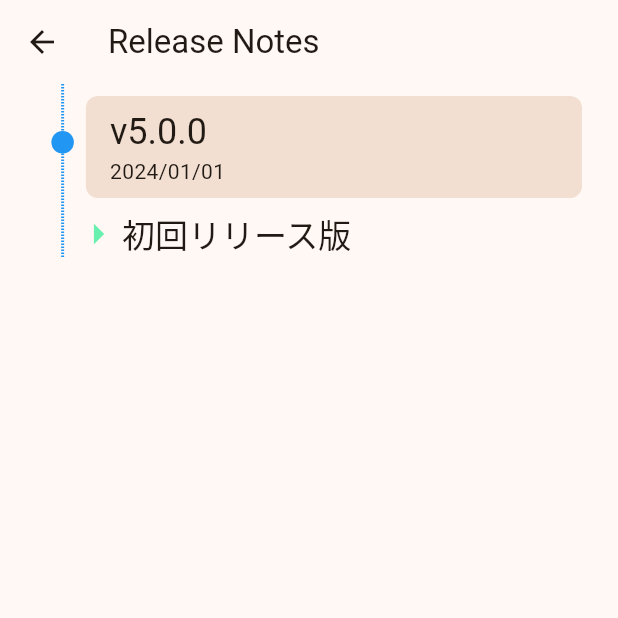
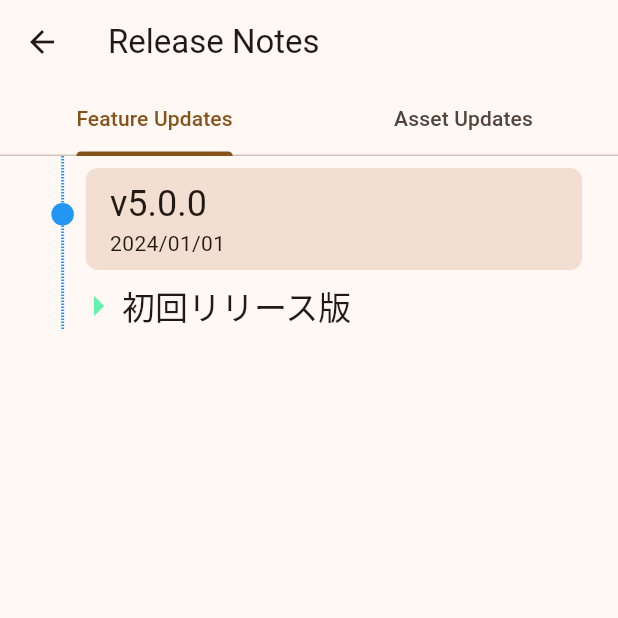
Before and after one commit to chika3742/genshin_material, a Flutter app: the ReleaseNotesPage screen opened by its route, on a phone screen of 412 x 824 dp, the top half of it. Run offline on Flutter 3.47's test engine with Material 3 defaults, Android fonts, the phone set to English and light mode, and no system bars; drawn by our look-alikes of timelines; our stand-ins replace flutter_riverpod, freezed_annotation, go_router, material_symbols_icons, package_info_plus, riverpod_annotation and 1 more; missing offline and left inert: flutter_custom_tabs; generated files the repository leaves out were written again; network calls fail.

Commit message:
feat: アセットのリリースノートを表示できるように

```diff
--- /dev/null
+++ b/lib/components/center_error.dart
@@ -0,0 +1,19 @@
+import "package:flutter/material.dart";
+
+import "../i18n/strings.g.dart";
+
+class CenterError extends StatelessWidget {
+  final Object error;
+
+  const CenterError(this.error, {super.key});
+
+  @override
+  Widget build(BuildContext context) {
+    return Center(
+      child: Padding(
+        padding: const EdgeInsets.all(32.0),
+        child: Text("${tr.common.error} ($error)"),
+      ),
+    );
+  }
+}
--- /dev/null
+++ b/lib/components/release_notes_timeline.dart
@@ -0,0 +1,85 @@
+import "package:flutter/material.dart";
+import "package:timelines/timelines.dart";
+
+import "../models/release_note.dart";
+import "release_note_contents.dart";
+
+class ReleaseNotesTimeline extends StatefulWidget {
+  final List<ReleaseNote> items;
+
+  const ReleaseNotesTimeline({super.key, required this.items});
+
+  @override
+  State<ReleaseNotesTimeline> createState() => _ReleaseNotesTimelineState();
+}
+
+class _ReleaseNotesTimelineState extends State<ReleaseNotesTimeline> {
+  final tlContentsKeys = <int, GlobalKey>{};
+  Map<int, double>? tlContentsHeights;
+
+  @override
+  Widget build(BuildContext context) {
+    if (tlContentsHeights == null) {
+      WidgetsBinding.instance.addPostFrameCallback((_) {
+        setState(() {
+          tlContentsHeights = <int, double>{};
+          tlContentsKeys.forEach((key, value) {
+            tlContentsHeights![key] = (value.currentContext!.findRenderObject() as RenderBox).size.height;
+          });
+        });
+      });
+    }
+
+    return Padding(
+      padding: const EdgeInsets.symmetric(horizontal: 16.0),
+      child: Timeline.tileBuilder(
+        builder: TimelineTileBuilder.connectedFromStyle(
+          itemCount: widget.items.length,
+          firstConnectorStyle: ConnectorStyle.dashedLine,
+          lastConnectorStyle: ConnectorStyle.dashedLine,
+          nodePositionBuilder: (context, index) => 0.05,
+          connectorStyleBuilder: (context, index) => ConnectorStyle.solidLine,
+          indicatorStyleBuilder: (context, index) {
+            return index % 2 == 0 ? IndicatorStyle.dot : IndicatorStyle.outlined;
+          },
+          indicatorPositionBuilder: (context, index) {
+            final widgetHeight = tlContentsHeights?[index];
+            if (widgetHeight == null) {
+              return 0;
+            }
+
+            const top = 36;
+
+            return top / widgetHeight;
+          },
+          contentsBuilder: (context, index) {
+            return Column(
+              key: tlContentsKeys[index] ??= GlobalKey(),
+              children: [
+                Container(
+                  decoration: BoxDecoration(
+                    color: Theme.of(context).colorScheme.surfaceVariant,
+                    borderRadius: BorderRadius.circular(8),
+                  ),
+                  padding: const EdgeInsets.symmetric(vertical: 8, horizontal: 16),
+                  margin: const EdgeInsets.all(8),
+                  child: Column(
+                    crossAxisAlignment: CrossAxisAlignment.stretch,
+                    children: [
+                      Text(
+                        "v${widget.items[index].version}",
+                        style: Theme.of(context).textTheme.headlineSmall,
+                      ),
+                      Text(widget.items[index].releasedOn),
+                    ],
+                  ),
+                ),
+                ReleaseNoteContents(contentsText: widget.items[index].contents),
+              ],
+            );
+          },
+        ),
+      ),
+    );
+  }
+}
--- a/lib/i18n/strings.i18n.yaml
+++ b/lib/i18n/strings.i18n.yaml
@@ -1,6 +1,7 @@
 common:
   tos: 利用規約
   privacyPolicy: プライバシーポリシー
+  error: エラーが発生しました。
 updates:
   downloading: データ更新をダウンロードしています…
   failed: データ更新に失敗しました。アプリを再起動すると再試行します。
@@ -20,3 +21,6 @@ pages:
   releaseNotes: 更新履歴
 morePage:
   accountDesc: ブックマーク等をデバイス間で同期できます。
+releaseNotesPage:
+  featureUpdates: 機能更新
+  assetUpdates: データ更新
--- a/lib/i18n/strings_en.i18n.yaml
+++ b/lib/i18n/strings_en.i18n.yaml
@@ -1,6 +1,7 @@
 common:
   tos: Terms of Use
   privacyPolicy: Privacy Policy
+  error: An error occurred.
 updates:
   downloading: Downloading data updates...
   failed: Failed to update data. Restarting app to retry.
@@ -20,3 +21,6 @@ pages:
   releaseNotes: Release Notes
 morePage:
   accountDesc: You can sync bookmarks etc. between devices.
+releaseNotesPage:
+  featureUpdates: Feature Updates
+  assetUpdates: Asset Updates
--- a/lib/pages/release_notes.dart
+++ b/lib/pages/release_notes.dart
@@ -1,105 +1,72 @@
 import "package:flutter/material.dart";
 import "package:flutter_riverpod/flutter_riverpod.dart";
-import "package:timelines/timelines.dart";
 
-import "../components/release_note_contents.dart";
+import "../components/center_error.dart";
+import "../components/data_asset_scope.dart";
+import "../components/release_notes_timeline.dart";
 import "../i18n/strings.g.dart";
 import "../models/release_note.dart";
 import "../providers/versions.dart";
 
-class ReleaseNotesPage extends ConsumerStatefulWidget {
+class ReleaseNotesPage extends StatefulWidget {
   const ReleaseNotesPage({super.key});
 
   @override
-  ConsumerState<ReleaseNotesPage> createState() => _ReleaseNotesPageState();
+  State<ReleaseNotesPage> createState() => _ReleaseNotesPageState();
 }
 
-class _ReleaseNotesPageState extends ConsumerState<ReleaseNotesPage> {
-@override
+class _ReleaseNotesPageState extends State<ReleaseNotesPage> with SingleTickerProviderStateMixin {
+  static final _tabs = [
+    Tab(text: tr.releaseNotesPage.featureUpdates),
+    Tab(text: tr.releaseNotesPage.assetUpdates),
+  ];
+
+  late TabController _tabController;
+
+  @override
+  void initState() {
+    super.initState();
+    _tabController = TabController(length: _tabs.length, vsync: this);
+  }
+
+  @override
   Widget build(BuildContext context) {
-    final releaseNotes = ref.watch(featuresReleaseNotesDataProvider);
-
     return Scaffold(
       appBar: AppBar(
         title: Text(tr.pages.releaseNotes),
+        bottom: TabBar(
+          controller: _tabController,
+          tabs: _tabs,
+        ),
       ),
-      body: switch (releaseNotes) {
-        AsyncData(:final value) => Padding(
-          padding: const EdgeInsets.symmetric(horizontal: 16.0),
-          child: buildTimeline(value),
-        ),
-        AsyncError() => const Center(
-            child: Text("Failed to load release notes"),
+      body: TabBarView(
+        controller: _tabController,
+        children: [
+          _ReleaseNotesTab(provider: featuresReleaseNotesDataProvider),
+          DataAssetScope(
+            child: _ReleaseNotesTab(provider: assetsReleaseNotesDataProvider),
           ),
-        _ => const Center(
-            child: CircularProgressIndicator(),
-          ),
-      },
-    );
-  }
-
-  final tlContentsKeys = <int, GlobalKey>{};
-  Map<int, double>? tlContentsHeights;
-
-  Widget buildTimeline(List<ReleaseNote> releaseNotes) {
-    if (tlContentsHeights == null) {
-      WidgetsBinding.instance.addPostFrameCallback((_) {
-        setState(() {
-          tlContentsHeights = <int, double>{};
-          tlContentsKeys.forEach((key, value) {
-            tlContentsHeights![key] = (value.currentContext!.findRenderObject() as RenderBox).size.height;
-          });
-        });
-      });
-    }
-
-    return Timeline.tileBuilder(
-      builder: TimelineTileBuilder.connectedFromStyle(
-        itemCount: releaseNotes.length,
-        firstConnectorStyle: ConnectorStyle.dashedLine,
-        lastConnectorStyle: ConnectorStyle.dashedLine,
-        nodePositionBuilder: (context, index) => 0.05,
-        connectorStyleBuilder: (context, index) => ConnectorStyle.solidLine,
-        indicatorStyleBuilder: (context, index) {
-          return index % 2 == 0 ? IndicatorStyle.dot : IndicatorStyle.outlined;
-        },
-        indicatorPositionBuilder: (context, index) {
-          final widgetHeight = tlContentsHeights?[index];
-          if (widgetHeight == null) {
-            return 0;
-          }
-
-          const top = 36;
-
-          return top / widgetHeight;
-        },
-        contentsBuilder: (context, index) {
-          return Column(
-            key: tlContentsKeys[index] ??= GlobalKey(),
-            children: [
-              Container(
-                decoration: BoxDecoration(
-                  color: Theme.of(context).colorScheme.surfaceVariant,
-                  borderRadius: BorderRadius.circular(8),
-                ),
-                padding: const EdgeInsets.symmetric(vertical: 8, horizontal: 16),
-                margin: const EdgeInsets.all(8),
-                child: Column(
-                  crossAxisAlignment: CrossAxisAlignment.stretch,
-                  children: [
-                    Text(
-                      "v${releaseNotes[index].version}",
-                      style: Theme.of(context).textTheme.headlineSmall,
-                    ),
-                    Text(releaseNotes[index].releasedOn),
-                  ],
-                ),
-              ),
-              ReleaseNoteContents(contentsText: releaseNotes[index].contents),
-            ],
-          );
-        },
+        ],
       ),
     );
   }
 }
+
+class _ReleaseNotesTab extends ConsumerWidget {
+  final FutureProvider<List<ReleaseNote>> provider;
+
+  const _ReleaseNotesTab({required this.provider});
+
+  @override
+  Widget build(BuildContext context, WidgetRef ref) {
+    final releaseNotes = ref.watch(provider);
+
+    return switch (releaseNotes) {
+      AsyncData(:final value) => ReleaseNotesTimeline(
+        items: value,
+      ),
+      AsyncError(:final error) => CenterError(error),
+      _ => const CircularProgressIndicator(),
+    };
+  }
+}
```
Also changed, not shown: lib/i18n/strings.g.dart.
